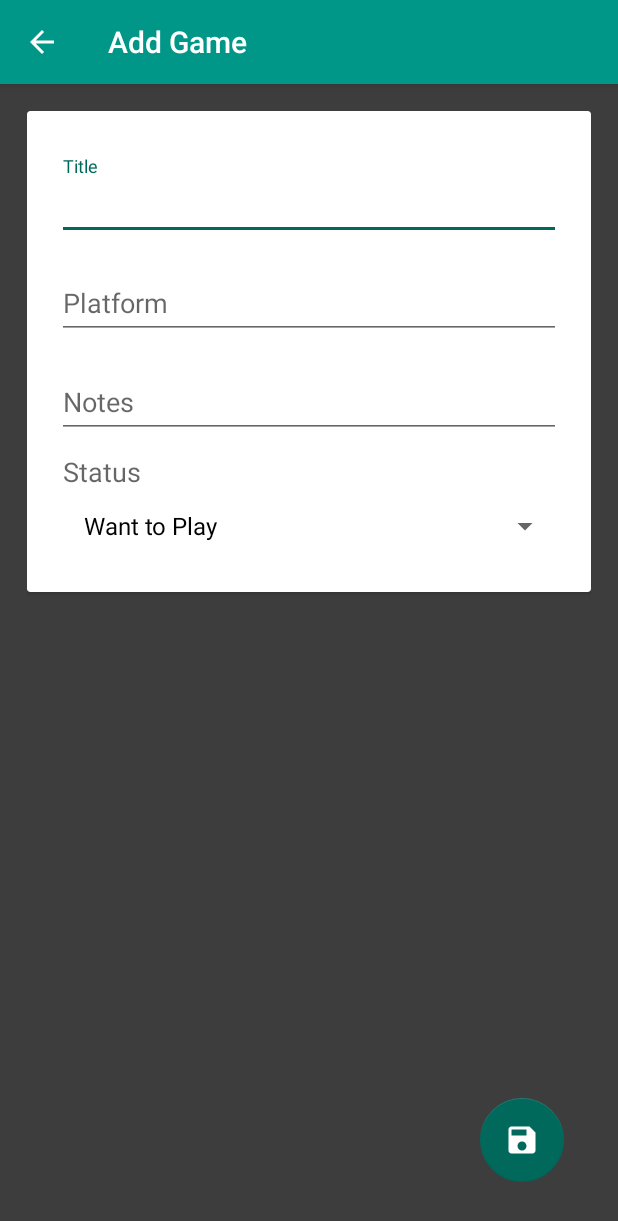
After one commit to coenond/MAD-W4_Game-Backlog, an Android app: the AddGameActivity screen opened directly, with no data from a screen before it, on a phone screen of 412 x 824 dp. The commit adds this screen. Shown: the top 1221 px of the screen. Run offline under Robolectric (Android 15) with nearby library versions, the phone set to English and light mode, and no system bars; our stand-ins replace Room's generated code; libraries missing offline, so code that uses them is left out: org.jetbrains.anko.

Commit message:
add cardviews and adapters to store and show games

```diff
--- a/app/src/main/java/com/coen/mad_w4_game_backlog/model/Game.kt
+++ b/app/src/main/java/com/coen/mad_w4_game_backlog/model/Game.kt
@@ -13,7 +13,7 @@ data class Game(
         val platform: String,
         val note: String,
         val status: String,
-        val date: Date
+        val date: String
 ): Serializable {
 
     @PrimaryKey(autoGenerate = true)
--- /dev/null
+++ b/app/src/main/java/com/coen/mad_w4_game_backlog/ui/AddGameActivity.kt
@@ -0,0 +1,58 @@
+package com.coen.mad_w4_game_backlog.ui
+
+import android.annotation.SuppressLint
+import android.os.Build
+import android.os.Bundle
+import android.support.annotation.RequiresApi
+import android.support.v7.app.AppCompatActivity
+import android.widget.ArrayAdapter
+import com.coen.mad_w4_game_backlog.R
+import com.coen.mad_w4_game_backlog.db.GameRepository
+import com.coen.mad_w4_game_backlog.model.Game
+import kotlinx.android.synthetic.main.activity_add_game.*
+import java.time.LocalDateTime
+import java.time.format.DateTimeFormatter
+
+class AddGameActivity : AppCompatActivity() {
+
+    val statusList = arrayOf( "Want to Play", "Playing", "Stalled", "Dropped" )
+    lateinit var repo: GameRepository
+
+    override fun onCreate(savedInstanceState: Bundle?) {
+        super.onCreate(savedInstanceState)
+        setContentView(R.layout.activity_add_game)
+        supportActionBar?.setDisplayHomeAsUpEnabled(true)
+
+        repo = GameRepository(this)
+
+        fillDropdown()
+
+        fab_submit.setOnClickListener {
+            onSubmit()
+        }
+    }
+
+    private fun fillDropdown() {
+        val spinAdapter = ArrayAdapter(this, R.layout.support_simple_spinner_dropdown_item, statusList)
+        sp_status.adapter = spinAdapter
+    }
+
+    @SuppressLint("NewApi")
+    private fun onSubmit() {
+        val dateFormat = DateTimeFormatter.ofPattern("dd-MM-yyyy")
+        val date = LocalDateTime.now().format(dateFormat)
+
+        val game = Game(
+                et_title.text.toString(),
+                et_platform.text.toString(),
+                et_notes.text.toString(),
+                sp_status.selectedItem as String,
+                date
+        )
+
+//        if (bundle?.getSerializable(GAME_EXTRA) != null) game.gameId = (bundle?.getSerializable(GAME_EXTRA) as Game).gameId
+
+        repo.insert(game)
+        finish()
+    }
+}
--- /dev/null
+++ b/app/src/main/res/drawable/ic_add_black_24dp.xml
@@ -0,0 +1,5 @@
+<vector android:height="24dp" android:tint="#FFFFFF"
+    android:viewportHeight="24.0" android:viewportWidth="24.0"
+    android:width="24dp" xmlns:android="http://schemas.android.com/apk/res/android">
+    <path android:fillColor="#FF000000" android:pathData="M19,13h-6v6h-2v-6H5v-2h6V5h2v6h6v2z"/>
+</vector>
--- /dev/null
+++ b/app/src/main/res/drawable/ic_save_black_24dp.xml
@@ -0,0 +1,5 @@
+<vector android:height="24dp" android:tint="#FFFFFF"
+    android:viewportHeight="24.0" android:viewportWidth="24.0"
+    android:width="24dp" xmlns:android="http://schemas.android.com/apk/res/android">
+    <path android:fillColor="#FF000000" android:pathData="M17,3L5,3c-1.11,0 -2,0.9 -2,2v14c0,1.1 0.89,2 2,2h14c1.1,0 2,-0.9 2,-2L21,7l-4,-4zM12,19c-1.66,0 -3,-1.34 -3,-3s1.34,-3 3,-3 3,1.34 3,3 -1.34,3 -3,3zM15,9L5,9L5,5h10v4z"/>
+</vector>
--- /dev/null
+++ b/app/src/main/res/layout/activity_add_game.xml
@@ -0,0 +1,117 @@
+<?xml version="1.0" encoding="utf-8"?>
+<android.support.constraint.ConstraintLayout
+    xmlns:android="http://schemas.android.com/apk/res/android"
+    xmlns:app="http://schemas.android.com/apk/res-auto"
+    android:layout_width="match_parent"
+    android:layout_height="match_parent"
+    android:background="@color/colorBackgroundDark"
+    android:padding="18dp">
+
+    <android.support.v7.widget.CardView
+        android:layout_width="match_parent"
+        android:layout_height="wrap_content"
+        android:padding="10dp">
+
+        <android.support.constraint.ConstraintLayout
+            android:layout_width="match_parent"
+            android:layout_height="wrap_content"
+            android:padding="20dp">
+
+            <android.support.design.widget.TextInputLayout
+                android:id="@+id/til_title"
+                android:layout_width="match_parent"
+                android:layout_height="wrap_content"
+                android:paddingTop="10dp"
+                app:layout_constraintEnd_toEndOf="parent"
+                app:layout_constraintStart_toStartOf="parent"
+                app:layout_constraintTop_toTopOf="parent">
+
+                <android.support.design.widget.TextInputEditText
+                    android:id="@+id/et_title"
+                    android:layout_width="match_parent"
+                    android:layout_height="wrap_content"
+                    android:hint="Title"
+                    android:inputType="text" />
+
+            </android.support.design.widget.TextInputLayout>
+
+            <android.support.design.widget.TextInputLayout
+                android:id="@+id/til_platform"
+                android:layout_width="match_parent"
+                android:layout_height="wrap_content"
+                android:paddingTop="10dp"
+                app:layout_constraintEnd_toEndOf="parent"
+                app:layout_constraintStart_toStartOf="parent"
+                app:layout_constraintTop_toBottomOf="@+id/til_title">
+
+                <android.support.design.widget.TextInputEditText
+                    android:id="@+id/et_platform"
+                    android:layout_width="match_parent"
+                    android:layout_height="wrap_content"
+                    android:hint="Platform"
+                    android:inputType="text" />
+
+            </android.support.design.widget.TextInputLayout>
+
+            <android.support.design.widget.TextInputLayout
+                android:id="@+id/til_notes"
+                android:layout_width="match_parent"
+                android:layout_height="wrap_content"
+                android:paddingTop="10dp"
+                app:layout_constraintEnd_toEndOf="parent"
+                app:layout_constraintStart_toStartOf="parent"
+                app:layout_constraintTop_toBottomOf="@+id/til_platform">
+
+                <android.support.design.widget.TextInputEditText
+                    android:id="@+id/et_notes"
+                    android:layout_width="match_parent"
+                    android:layout_height="wrap_content"
+                    android:hint="Notes"
+                    android:inputType="text" />
+
+            </android.support.design.widget.TextInputLayout>
+
+            <TextView
+                android:id="@+id/tv_status_title"
+                android:layout_width="match_parent"
+                android:layout_height="wrap_content"
+                android:hint="Status"
+                android:paddingStart="4dp"
+                android:paddingTop="10dp"
+                android:textAppearance="@style/TextAppearance.AppCompat.Medium"
+                app:layout_constraintEnd_toEndOf="parent"
+                app:layout_constraintStart_toStartOf="parent"
+                app:layout_constraintTop_toBottomOf="@id/til_notes" />
+
+            <android.support.v7.widget.AppCompatSpinner
+                android:id="@+id/sp_status"
+                android:layout_width="match_parent"
+                android:layout_height="wrap_content"
+                app:layout_constraintEnd_toEndOf="parent"
+                app:layout_constraintStart_toStartOf="parent"
+                android:paddingStart="10dp"
+                app:layout_constraintTop_toBottomOf="@id/tv_status_title" />
+
+        </android.support.constraint.ConstraintLayout>
+
+    </android.support.v7.widget.CardView>
+
+    <android.support.design.widget.CoordinatorLayout
+        android:id="@+id/cl_fab"
+        android:layout_width="match_parent"
+        android:layout_height="wrap_content"
+        app:layout_constraintBottom_toBottomOf="parent"
+        app:layout_constraintEnd_toEndOf="parent">
+
+        <android.support.design.widget.FloatingActionButton
+            android:id="@+id/fab_submit"
+            android:layout_width="wrap_content"
+            android:layout_height="wrap_content"
+            android:layout_gravity="end"
+            android:layout_margin="18dp"
+            android:src="@drawable/ic_save_black_24dp"
+            app:elevation="0dp" />
+
+    </android.support.design.widget.CoordinatorLayout>
+
+</android.support.constraint.ConstraintLayout>
--- a/app/src/main/res/values/strings.xml
+++ b/app/src/main/res/values/strings.xml
@@ -1,3 +1,3 @@
 <resources>
-    <string name="app_name">MAD-W4_Game-Backlog</string>
+    <string name="app_name">MAD W4 | Game Backlog</string>
 </resources>
--- a/build.gradle
+++ b/build.gradle
@@ -15,6 +15,10 @@ buildscript {
     }
 }
 
+plugins {
+    id "org.jetbrains.kotlin.kapt" version "1.2.40"
+}
+
 allprojects {
     repositories {
         google()
@@ -29,4 +33,5 @@ task clean(type: Delete) {
 ext {
     roomVersion = '1.1.1'
     archLifecycleVersion = '1.1.1'
+    android_support_version = '28.0.0-rc02'
 }
```
Also changed, not shown: app/build.gradle (+13 -6 lines), app/src/main/AndroidManifest.xml (+8 -0 lines), app/src/main/java/com/coen/mad_w4_game_backlog/ui/GameAdapter.kt (added, +55 -0 lines), app/src/main/java/com/coen/mad_w4_game_backlog/ui/MainActivity.kt (+42 -0 lines), app/src/main/res/layout/activity_main.xml (+20 -0 lines), app/src/main/res/layout/item_game.xml (+59 -5 lines).
